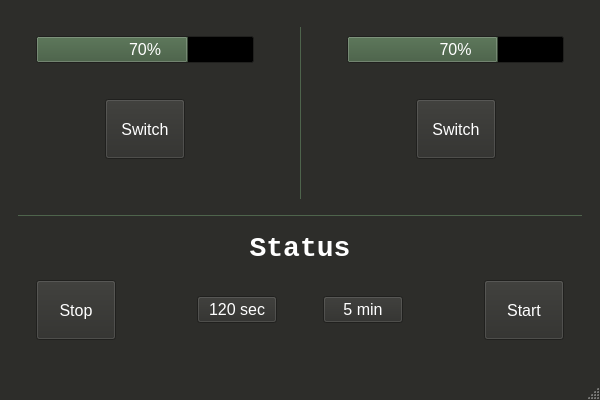
Qt form exercise-8/mainwindow.ui (Onsekyl/school-oop-exercises) before a commit.
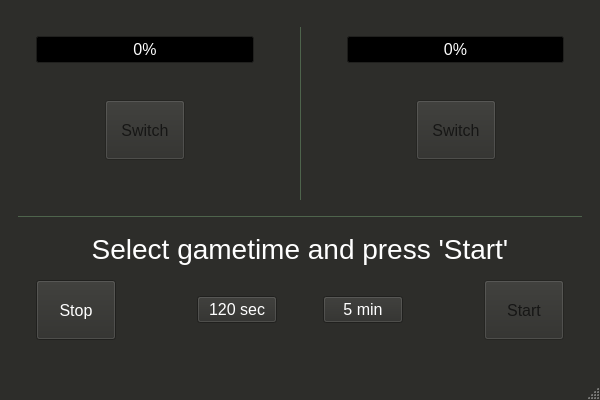
The same form after that commit.

Commit message: exercise-8: Start and midgame functionality

```diff
--- a/exercise-8/mainwindow.ui
+++ b/exercise-8/mainwindow.ui
@@ -573,13 +573,13 @@
            <widget class="QLabel" name="label">
             <property name="font">
              <font>
-              <family>Consolas</family>
               <pointsize>21</pointsize>
-              <bold>true</bold>
+              <italic>false</italic>
+              <bold>false</bold>
              </font>
             </property>
             <property name="text">
-             <string>Status</string>
+             <string>Select gametime and press 'Start'</string>
             </property>
             <property name="alignment">
              <set>Qt::AlignmentFlag::AlignCenter</set>
@@ -665,7 +665,10 @@
               </spacer>
              </item>
              <item>
-              <widget class="QPushButton" name="pushButton_2">
+              <widget class="QPushButton" name="startButton">
+               <property name="enabled">
+                <bool>false</bool>
+               </property>
                <property name="minimumSize">
                 <size>
                  <width>80</width>
@@ -725,7 +728,7 @@
                 </palette>
                </property>
                <property name="value">
-                <number>70</number>
+                <number>0</number>
                </property>
                <property name="alignment">
                 <set>Qt::AlignmentFlag::AlignCenter</set>
@@ -749,7 +752,10 @@
                  </spacer>
                 </item>
                 <item>
-                 <widget class="QPushButton" name="pushButton_15">
+                 <widget class="QPushButton" name="switchButton_1">
+                  <property name="enabled">
+                   <bool>false</bool>
+                  </property>
                   <property name="minimumSize">
                    <size>
                     <width>0</width>
@@ -919,7 +925,7 @@
                 </palette>
                </property>
                <property name="value">
-                <number>70</number>
+                <number>0</number>
                </property>
                <property name="alignment">
                 <set>Qt::AlignmentFlag::AlignCenter</set>
@@ -946,7 +952,10 @@
                  </spacer>
                 </item>
                 <item>
-                 <widget class="QPushButton" name="pushButton_18">
+                 <widget class="QPushButton" name="switchButton_2">
+                  <property name="enabled">
+                   <bool>false</bool>
+                  </property>
                   <property name="minimumSize">
                    <size>
                     <width>80</width>
```
Left out of the diff: 12 changed lines with no effect on the pictures. The commit also changes 2 other files.
